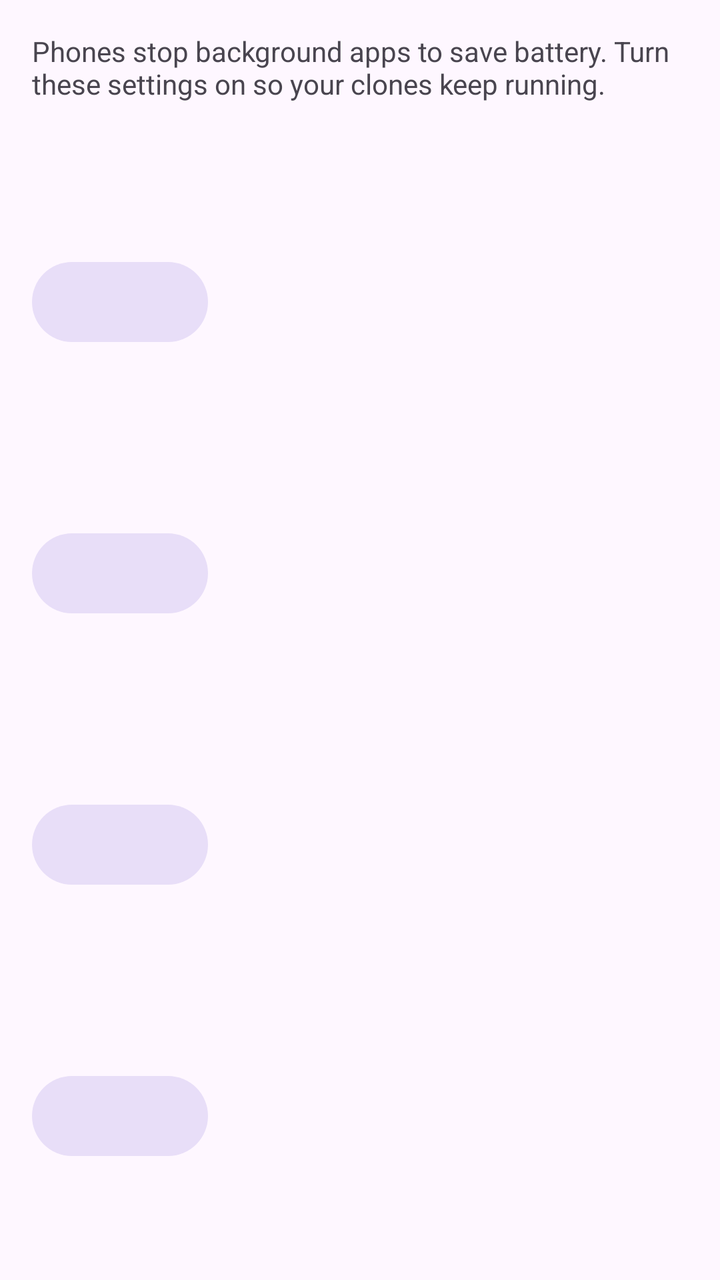
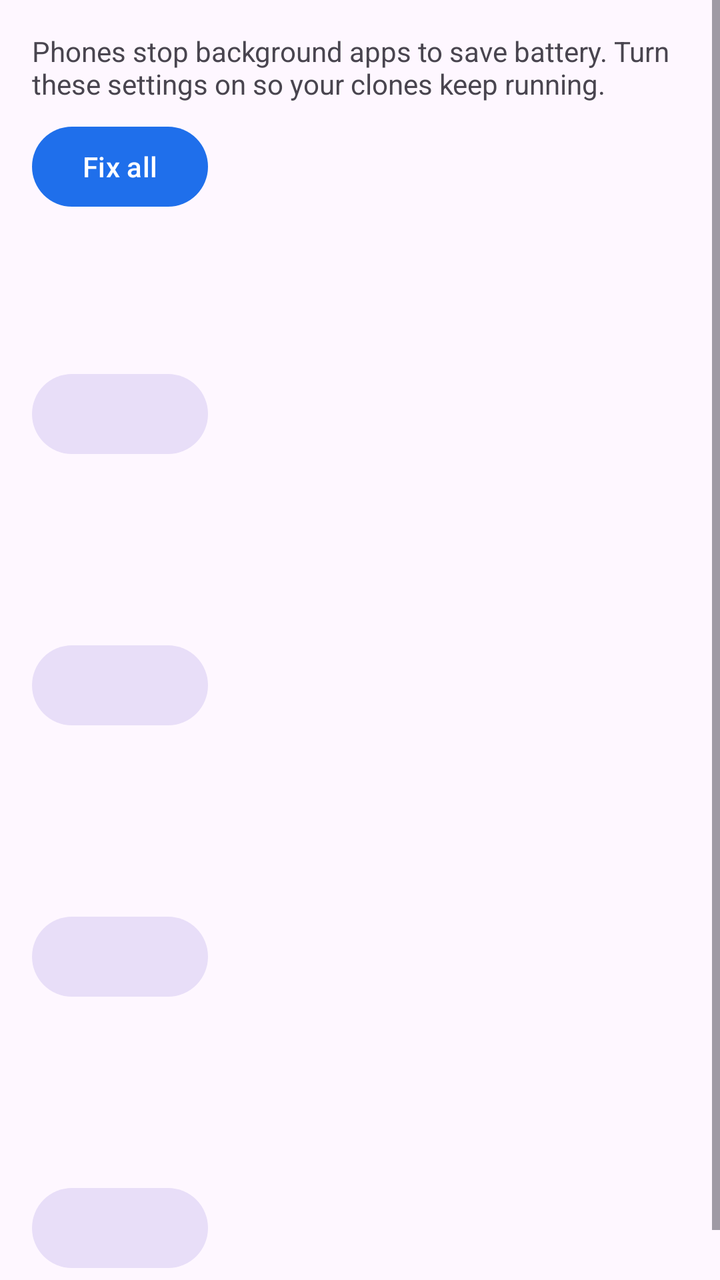

Screens rendered from an Android XML layout before and after an edit, with the pre-edit source and the edit as a unified diff.
<!-- AndroidManifest.xml: application theme Theme.CloneLab -->
<!-- res/layout/activity_keepalive_guide.xml -->
<?xml version="1.0" encoding="utf-8"?>
<ScrollView xmlns:android="http://schemas.android.com/apk/res/android"
    android:layout_width="match_parent"
    android:layout_height="match_parent">

    <LinearLayout
        android:layout_width="match_parent"
        android:layout_height="wrap_content"
        android:orientation="vertical"
        android:padding="16dp">

        <TextView
            android:layout_width="match_parent"
            android:layout_height="wrap_content"
            android:text="@string/guide_intro" />

        <include
            android:id="@+id/stepNotifications"
            layout="@layout/item_keepalive_step" />

        <include
            android:id="@+id/stepBattery"
            layout="@layout/item_keepalive_step" />

        <include
            android:id="@+id/stepOverlay"
            layout="@layout/item_keepalive_step" />

        <include
            android:id="@+id/stepAutoStart"
            layout="@layout/item_keepalive_step" />
    </LinearLayout>
</ScrollView>
<!-- res/layout/item_keepalive_step.xml (included above) -->
<?xml version="1.0" encoding="utf-8"?>
<LinearLayout xmlns:android="http://schemas.android.com/apk/res/android"
    android:layout_width="match_parent"
    android:layout_height="wrap_content"
    android:orientation="vertical"
    android:paddingTop="12dp"
    android:paddingBottom="12dp">

    <TextView
        android:id="@+id/title"
        android:layout_width="match_parent"
        android:layout_height="wrap_content"
        android:textAppearance="?attr/textAppearanceTitleMedium" />

    <TextView
        android:id="@+id/description"
        android:layout_width="match_parent"
        android:layout_height="wrap_content" />

    <TextView
        android:id="@+id/status"
        android:layout_width="match_parent"
        android:layout_height="wrap_content"
        android:layout_marginTop="4dp"
        android:textStyle="bold" />

    <Button
        android:id="@+id/action"
        style="@style/Widget.Material3.Button.TonalButton"
        android:layout_width="wrap_content"
        android:layout_height="wrap_content" />
</LinearLayout>
<!-- resources referenced by this layout -->
<resources>
  <string name="guide_intro">Phones stop background apps to save battery. Turn these settings on so your clones keep running.</string>
  <style name="Theme.CloneLab" parent="Theme.Material3.DayNight">
          <item name="colorPrimary">@color/brand</item>
          <item name="colorOnPrimary">@color/white</item>
      </style>
  <color name="brand">#1F6FEB</color>
  <color name="white">#FFFFFF</color>
</resources>

<!-- the commit's change to res/layout/activity_keepalive_guide.xml (unified diff, before → after) -->
@@ -13,6 +13,13 @@
             android:layout_width="match_parent"
             android:layout_height="wrap_content"
             android:text="@string/guide_intro" />
+
+        <Button
+            android:id="@+id/fixAll"
+            android:layout_width="wrap_content"
+            android:layout_height="wrap_content"
+            android:layout_marginTop="8dp"
+            android:text="@string/guide_fix_all" />
 
         <include
             android:id="@+id/stepNotifications"
<!-- resource entries referenced after the edit -->
@@ -1,5 +1,6 @@
 <!-- resources referenced by this layout -->
 <resources>
+  <string name="guide_fix_all">Fix all</string>
   <string name="guide_intro">Phones stop background apps to save battery. Turn these settings on so your clones keep running.</string>
   <style name="Theme.CloneLab" parent="Theme.Material3.DayNight">
           <item name="colorPrimary">@color/brand</item>
